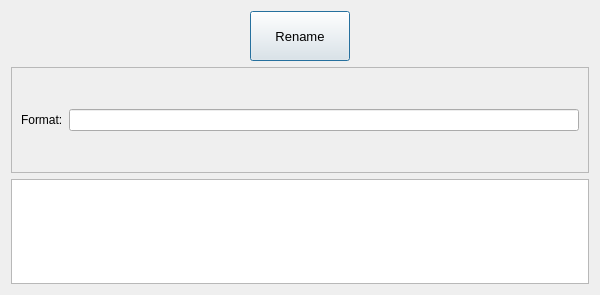
First picture: the form in renameDialog.ui, repository ivareske/TagEditor, before the edit.
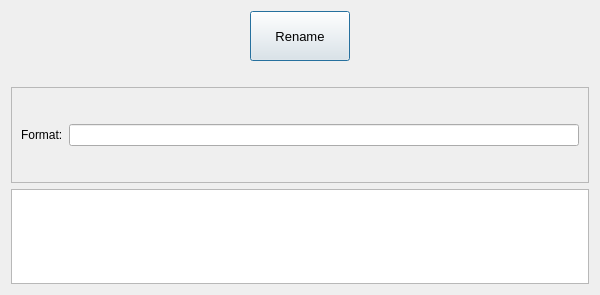
Second picture: the form after the edit.

The edit to the form file:
```diff
--- a/renameDialog.ui
+++ b/renameDialog.ui
@@ -64,7 +64,7 @@
      </property>
     </spacer>
    </item>
-   <item row="1" column="0" colspan="3">
+   <item row="2" column="0" colspan="3">
     <widget class="QFrame" name="frame">
      <property name="sizePolicy">
       <sizepolicy hsizetype="Preferred" vsizetype="Preferred">
@@ -111,7 +111,7 @@
      </layout>
     </widget>
    </item>
-   <item row="2" column="0" colspan="3">
+   <item row="3" column="0" colspan="3">
     <widget class="QTableWidget" name="ReplaceTable">
      <property name="sizePolicy">
       <sizepolicy hsizetype="Expanding" vsizetype="Preferred">
@@ -131,6 +131,13 @@
      </attribute>
     </widget>
    </item>
+   <item row="1" column="0" colspan="3">
+    <widget class="QLabel" name="Info">
+     <property name="text">
+      <string/>
+     </property>
+    </widget>
+   </item>
   </layout>
  </widget>
  <resources/>
```
